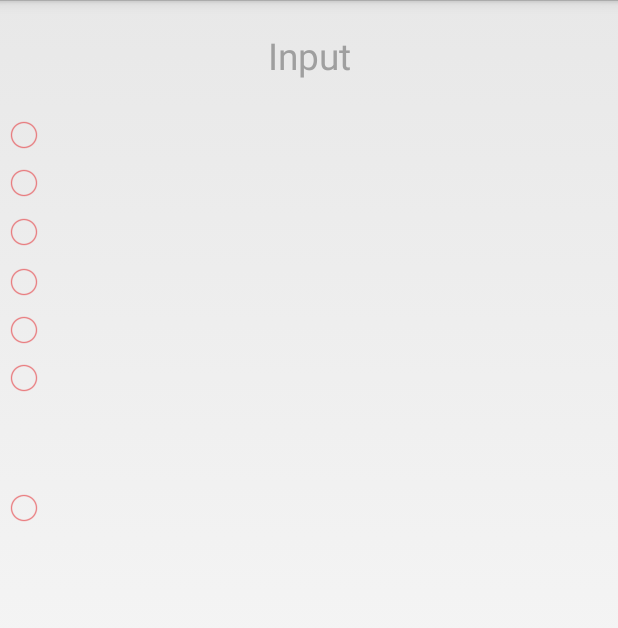
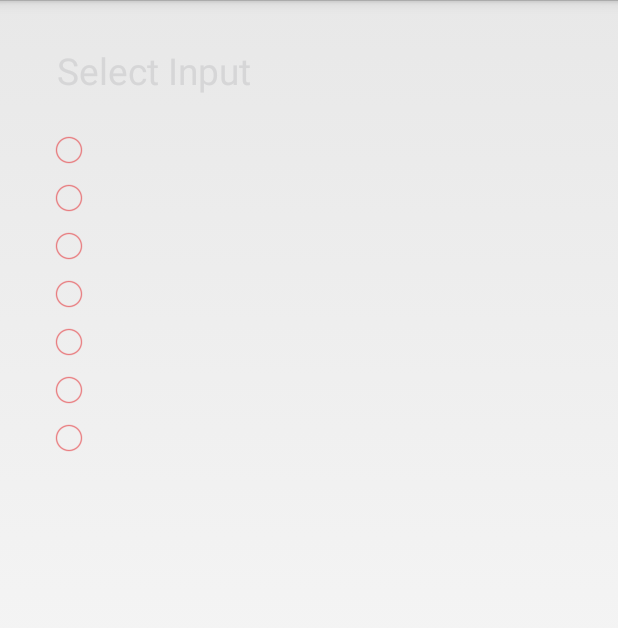
Before and after one commit to guidorsmit/RemoteDAC212, an Android app: the layout dialog_fragment_input_control.xml on its own in the app's theme, with its tools: preview values and no code run, on a phone screen of 412 x 824 dp. Shown: the top 628 px of the screen. Run offline under Robolectric (Android 15) with nearby library versions, the light colour scheme and no system bars.

Commit message:
Fixes according to andreas1dayapp select input screen

```diff
--- a/app/src/main/res/layout/dialog_fragment_input_control.xml
+++ b/app/src/main/res/layout/dialog_fragment_input_control.xml
@@ -7,21 +7,23 @@
     tools:context="com.onedayapp.remotedac212.fragments.dialogs.InputControlDialogFragment" >
 
     <TextView
-        android:layout_width="300dp"
+        android:layout_width="220dp"
         android:layout_height="wrap_content"
-        android:text="Input"
+        android:text="Select Input"
         android:textSize="11pt"
-        android:layout_marginTop="20dp"
+        android:layout_marginTop="30dp"
         android:layout_marginBottom="20dp"
-        android:textColor="@color/didit_grey_selected_circulair"
-        android:layout_gravity="center_horizontal"
-        android:gravity="center_horizontal"/>
+        android:textColor="@color/didit_black"
+        android:layout_gravity="left"
+        android:layout_marginLeft="38dp"/>
+
 
     <RadioButton
         android:id="@+id/radioButton1"
         android:layout_width="wrap_content"
         android:layout_height="wrap_content"
         android:textSize="9pt"
+        android:layout_marginLeft="30dp"
         android:buttonTint="@color/didit_red_circulair" />
 
     <RadioButton
@@ -29,13 +31,15 @@
         android:layout_width="wrap_content"
         android:layout_height="wrap_content"
         android:textSize="9pt"
-		android:buttonTint="@color/didit_red_circulair" />
+        android:layout_marginLeft="30dp"
+        android:buttonTint="@color/didit_red_circulair" />
 
     <RadioButton
         android:id="@+id/radioButton3"
         android:layout_width="wrap_content"
         android:layout_height="wrap_content"
-        android:textSize="11pt"
+        android:textSize="9pt"
+        android:layout_marginLeft="30dp"
         android:buttonTint="@color/didit_red_circulair" />
 
     <RadioButton
@@ -43,6 +47,7 @@
         android:layout_width="wrap_content"
         android:layout_height="wrap_content"
         android:textSize="9pt"
+        android:layout_marginLeft="30dp"
         android:buttonTint="@color/didit_red_circulair" />
 
     <RadioButton
@@ -50,6 +55,7 @@
         android:layout_width="wrap_content"
         android:layout_height="wrap_content"
         android:textSize="9pt"
+        android:layout_marginLeft="30dp"
         android:buttonTint="@color/didit_red_circulair" />
 
     <RadioButton
@@ -57,16 +63,16 @@
         android:layout_width="wrap_content"
         android:layout_height="wrap_content"
         android:textSize="9pt"
-        android:buttonTint="@color/didit_red_circulair"
-        android:layout_marginBottom="50dp" />
-        android:layout_marginBottom="20dp" />
+        android:layout_marginLeft="30dp"
+        android:buttonTint="@color/didit_red_circulair" />
 
     <RadioButton
         android:id="@+id/radioButton7"
         android:layout_width="wrap_content"
         android:layout_height="wrap_content"
-        android:textSize="14pt"
+        android:textSize="9pt"
         android:buttonTint="@color/didit_red_circulair"
+        android:layout_marginLeft="30dp"
         android:layout_marginBottom="50dp" />
 
 </LinearLayout>
```
